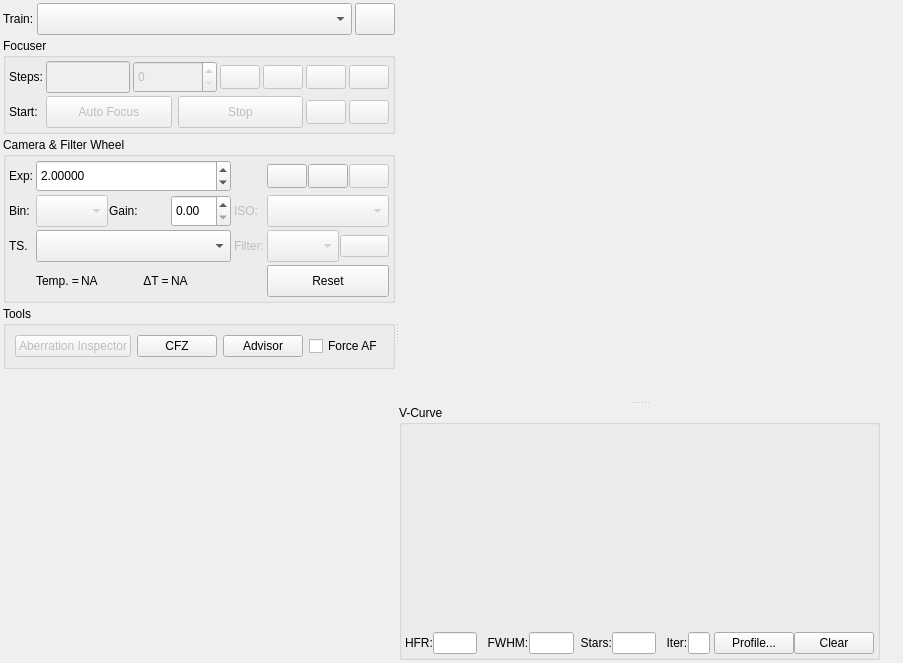
First picture: the form in kstars/ekos/focus/focus.ui, repository geeksville/kstars-fork, before the edit.
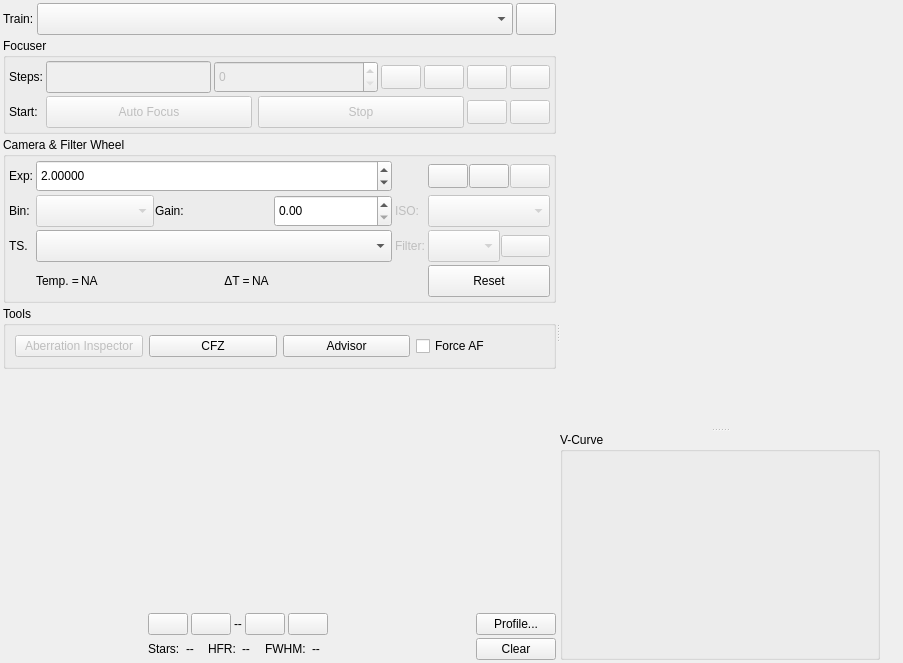
Second picture: the form after the edit. Icons and pictures are not drawn. Custom widgets are drawn as their Qt base class.

Commit message: Parameter display reworked, navigation created

What changed in the file:
```diff
--- a/kstars/ekos/focus/focus.ui
+++ b/kstars/ekos/focus/focus.ui
@@ -41,7 +41,7 @@
       <enum>Qt::Horizontal</enum>
      </property>
      <widget class="QWidget" name="layoutWidget">
-      <layout class="QVBoxLayout" name="leftLayout" stretch="0,0,0,0,0">
+      <layout class="QVBoxLayout" name="leftLayout" stretch="0,0,0,0,0,0">
        <property name="spacing">
         <number>3</number>
        </property>
@@ -952,6 +952,239 @@
          </property>
         </spacer>
        </item>
+       <item>
+        <layout class="QGridLayout" name="gridLayout">
+         <item row="1" column="8">
+          <widget class="QPushButton" name="relativeProfileB">
+           <property name="sizePolicy">
+            <sizepolicy hsizetype="Minimum" vsizetype="Fixed">
+             <horstretch>0</horstretch>
+             <verstretch>0</verstretch>
+            </sizepolicy>
+           </property>
+           <property name="text">
+            <string>Profile...</string>
+           </property>
+          </widget>
+         </item>
+         <item row="2" column="8">
+          <widget class="QPushButton" name="clearDataB">
+           <property name="text">
+            <string>Clear</string>
+           </property>
+          </widget>
+         </item>
+         <item row="1" column="2">
+          <spacer name="horizontalSpacer">
+           <property name="orientation">
+            <enum>Qt::Horizontal</enum>
+           </property>
+           <property name="sizeType">
+            <enum>QSizePolicy::Expanding</enum>
+           </property>
+           <property name="sizeHint" stdset="0">
+            <size>
+             <width>40</width>
+             <height>13</height>
+            </size>
+           </property>
+          </spacer>
+         </item>
+         <item row="1" column="0">
+          <spacer name="horizontalSpacer_2">
+           <property name="orientation">
+            <enum>Qt::Horizontal</enum>
+           </property>
+           <property name="sizeHint" stdset="0">
+            <size>
+             <width>40</width>
+             <height>20</height>
+            </size>
+           </property>
+          </spacer>
+         </item>
+         <item row="2" column="1">
+          <widget class="QWidget" name="measurementsBox" native="true">
+           <layout class="QHBoxLayout" name="horizontalLayout_6">
+            <property name="leftMargin">
+             <number>3</number>
+            </property>
+            <property name="topMargin">
+             <number>3</number>
+            </property>
+            <property name="rightMargin">
+             <number>3</number>
+            </property>
+            <property name="bottomMargin">
+             <number>3</number>
+            </property>
+            <item>
+             <widget class="QLabel" name="starsLabel">
+              <property name="text">
+               <string>Stars:</string>
+              </property>
+             </widget>
+            </item>
+            <item>
+             <widget class="QLabel" name="starsOut">
+              <property name="text">
+               <string>--</string>
+              </property>
+             </widget>
+            </item>
+            <item>
+             <widget class="QLabel" name="hfrLabel">
+              <property name="text">
+               <string>HFR:</string>
+              </property>
+             </widget>
+            </item>
+            <item>
+             <widget class="QLabel" name="HFROut">
+              <property name="text">
+               <string>--</string>
+              </property>
+             </widget>
+            </item>
+            <item>
+             <widget class="QLabel" name="fwhmLabel">
+              <property name="text">
+               <string>FWHM:</string>
+              </property>
+             </widget>
+            </item>
+            <item>
+             <widget class="QLabel" name="FWHMOut">
+              <property name="text">
+               <string>--</string>
+              </property>
+             </widget>
+            </item>
+           </layout>
+          </widget>
+         </item>
+         <item row="1" column="1">
+          <layout class="QHBoxLayout" name="horizontalLayout_4">
+           <item>
+            <spacer name="horizontalSpacer_3">
+             <property name="orientation">
+              <enum>Qt::Horizontal</enum>
+             </property>
+             <property name="sizeHint" stdset="0">
+              <size>
+               <width>3</width>
+               <height>10</height>
+              </size>
+             </property>
+            </spacer>
+           </item>
+           <item>
+            <widget class="QPushButton" name="historyFirstB">
+             <property name="toolTip">
+              <string>First focusing frame</string>
+             </property>
+             <property name="text">
+              <string/>
+             </property>
+             <property name="icon">
+              <iconset theme="media-skip-backward">
+               <normaloff>.</normaloff>.</iconset>
+             </property>
+             <property name="iconSize">
+              <size>
+               <width>24</width>
+               <height>24</height>
+              </size>
+             </property>
+            </widget>
+           </item>
+           <item>
+            <widget class="QPushButton" name="historyBackwardB">
+             <property name="toolTip">
+              <string>Previous focusing frame</string>
+             </property>
+             <property name="text">
+              <string/>
+             </property>
+             <property name="icon">
+              <iconset theme="media-seek-backward">
+               <normaloff>.</normaloff>.</iconset>
+             </property>
+             <property name="iconSize">
+              <size>
+               <width>24</width>
+               <height>24</height>
+              </size>
+             </property>
+            </widget>
+           </item>
+           <item>
+            <widget class="QLabel" name="iterOut">
+             <property name="toolTip">
+              <string>&lt;html&gt;&lt;body&gt;&lt;p&gt;Focuser iteration.&lt;/p&gt;&lt;/body&gt;&lt;/html&gt;</string>
+             </property>
+             <property name="text">
+              <string>--</string>
+             </property>
+            </widget>
+           </item>
+           <item>
+            <widget class="QPushButton" name="historyLastB">
+             <property name="toolTip">
+              <string>Next focusing frame</string>
+             </property>
+             <property name="text">
+              <string/>
+             </property>
+             <property name="icon">
+              <iconset theme="media-seek-forward">
+               <normaloff>.</normaloff>.</iconset>
+             </property>
+             <property name="iconSize">
+              <size>
+               <width>24</width>
+               <height>24</height>
+              </size>
+             </property>
+            </widget>
+           </item>
+           <item>
+            <widget class="QPushButton" name="pushButton_2">
+             <property name="toolTip">
+              <string>Last focusing frame</string>
+             </property>
+             <property name="text">
+              <string/>
+             </property>
+             <property name="icon">
+              <iconset theme="media-skip-forward">
+               <normaloff>.</normaloff>.</iconset>
+             </property>
+             <property name="iconSize">
+              <size>
+               <width>24</width>
+               <height>24</height>
+              </size>
+             </property>
+            </widget>
+           </item>
+           <item>
+            <spacer name="horizontalSpacer_4">
+             <property name="orientation">
+              <enum>Qt::Horizontal</enum>
+             </property>
+             <property name="sizeHint" stdset="0">
+              <size>
+               <width>3</width>
+               <height>10</height>
+              </size>
+             </property>
+            </spacer>
+           </item>
+          </layout>
+         </item>
+        </layout>
+       </item>
       </layout>
      </widget>
      <widget class="QSplitter" name="rightLayout">
@@ -1032,191 +1265,6 @@
           </property>
          </widget>
         </item>
-        <item>
-         <layout class="QHBoxLayout" name="horizontalLayout_4">
-          <property name="spacing">
-           <number>0</number>
-          </property>
-          <item>
-           <widget class="QLabel" name="label_2">
-            <property name="text">
-             <string>HFR:</string>
-            </property>
-           </widget>
-          </item>
-          <item>
-           <widget class="QLineEdit" name="HFROut">
-            <property name="sizePolicy">
-             <sizepolicy hsizetype="Expanding" vsizetype="Fixed">
-              <horstretch>0</horstretch>
-              <verstretch>0</verstretch>
-             </sizepolicy>
-            </property>
-            <property name="maximumSize">
-             <size>
-              <width>80</width>
-              <height>16777215</height>
-             </size>
-            </property>
-            <property name="toolTip">
-             <string>&lt;html&gt;&lt;head/&gt;&lt;body&gt;&lt;p&gt;Averaged HFR value from the last frame.&lt;/p&gt;&lt;/body&gt;&lt;/html&gt;</string>
-            </property>
-            <property name="maxLength">
-             <number>32767</number>
-            </property>
-            <property name="frame">
-             <bool>true</bool>
-            </property>
-            <property name="alignment">
-             <set>Qt::AlignLeading|Qt::AlignLeft|Qt::AlignVCenter</set>
-            </property>
-            <property name="readOnly">
-             <bool>true</bool>
-            </property>
-           </widget>
-          </item>
-          <item>
-           <spacer name="horizontalSpacer_2">
-            <property name="orientation">
-             <enum>Qt::Horizontal</enum>
-            </property>
-            <property name="sizeHint" stdset="0">
-             <size>
-              <width>40</width>
-              <height>20</height>
-             </size>
-            </property>
-           </spacer>
-          </item>
-          <item>
-           <widget class="QLabel" name="label_39">
-            <property name="text">
-             <string>  FWHM:</string>
-            </property>
-           </widget>
-          </item>
-          <item>
-           <widget class="QLineEdit" name="FWHMOut">
-            <property name="maximumSize">
-             <size>
-              <width>80</width>
-              <height>16777215</height>
-             </size>
-            </property>
-            <property name="toolTip">
-             <string>&lt;html&gt;&lt;head/&gt;&lt;body&gt;&lt;p&gt;Averaged FWHM value from the last frame.&lt;/p&gt;&lt;/body&gt;&lt;/html&gt;</string>
-            </property>
-            <property name="alignment">
-             <set>Qt::AlignLeading|Qt::AlignLeft|Qt::AlignVCenter</set>
-            </property>
-            <property name="readOnly">
-             <bool>true</bool>
-            </property>
-           </widget>
-          </item>
-          <item>
-           <widget class="QLabel" name="label_6">
-            <property name="text">
-             <string>  Stars:</string>
-            </property>
-           </widget>
-          </item>
-          <item>
-           <widget class="QLineEdit" name="starsOut">
-            <property name="maximumSize">
-             <size>
-              <width>80</width>
-              <height>16777215</height>
-             </size>
-            </property>
-            <property name="toolTip">
-             <string>&lt;html&gt;&lt;head/&gt;&lt;body&gt;&lt;p&gt;Number of stars found in the last frame.&lt;/p&gt;&lt;/body&gt;&lt;/html&gt;</string>
-            </property>
-            <property name="alignment">
-             <set>Qt::AlignLeading|Qt::AlignLeft|Qt::AlignVCenter</set>
-            </property>
-            <property name="readOnly">
-             <bool>true</bool>
-            </property>
-           </widget>
-          </item>
-          <item>
-           <spacer name="horizontalSpacer_3">
-            <property name="orientation">
-             <enum>Qt::Horizontal</enum>
-            </property>
-            <property name="sizeHint" stdset="0">
-             <size>
-              <width>40</width>
-              <height>20</height>
-             </size>
-            </property>
-           </spacer>
-          </item>
-          <item>
-           <widget class="QLabel" name="label_28">
-            <property name="text">
-             <string>  Iter:</string>
-            </property>
-           </widget>
-          </item>
-          <item>
-           <widget class="QLineEdit" name="iterOut">
-            <property name="maximumSize">
-             <size>
-              <width>50</width>
-              <height>16777215</height>
-             </size>
-            </property>
-            <property name="toolTip">
-             <string>&lt;html&gt;&lt;body&gt;&lt;p&gt;Focuser iteration.&lt;/p&gt;&lt;/body&gt;&lt;/html&gt;</string>
-            </property>
-            <property name="alignment">
-             <set>Qt::AlignLeading|Qt::AlignLeft|Qt::AlignVCenter</set>
-            </property>
-            <property name="readOnly">
-             <bool>true</bool>
-            </property>
-           </widget>
-          </item>
-          <item>
-           <spacer name="horizontalSpacer">
-            <property name="orientation">
-             <enum>Qt::Horizontal</enum>
-            </property>
-            <property name="sizeType">
-             <enum>QSizePolicy::Expanding</enum>
-            </property>
-            <property name="sizeHint" stdset="0">
-             <size>
-              <width>40</width>
-              <height>13</height>
-             </size>
-            </property>
-           </spacer>
-          </item>
-          <item>
-           <widget class="QPushButton" name="relativeProfileB">
-            <property name="sizePolicy">
-             <sizepolicy hsizetype="Minimum" vsizetype="Fixed">
-              <horstretch>0</horstretch>
-              <verstretch>0</verstretch>
-             </sizepolicy>
-            </property>
-            <property name="text">
-             <string>Profile...</string>
-            </property>
-           </widget>
-          </item>
-          <item>
-           <widget class="QPushButton" name="clearDataB">
-            <property name="text">
-             <string>Clear</string>
-            </property>
-           </widget>
-          </item>
-         </layout>
-        </item>
        </layout>
       </widget>
      </widget>
```
The commit also changes 1 other file.
